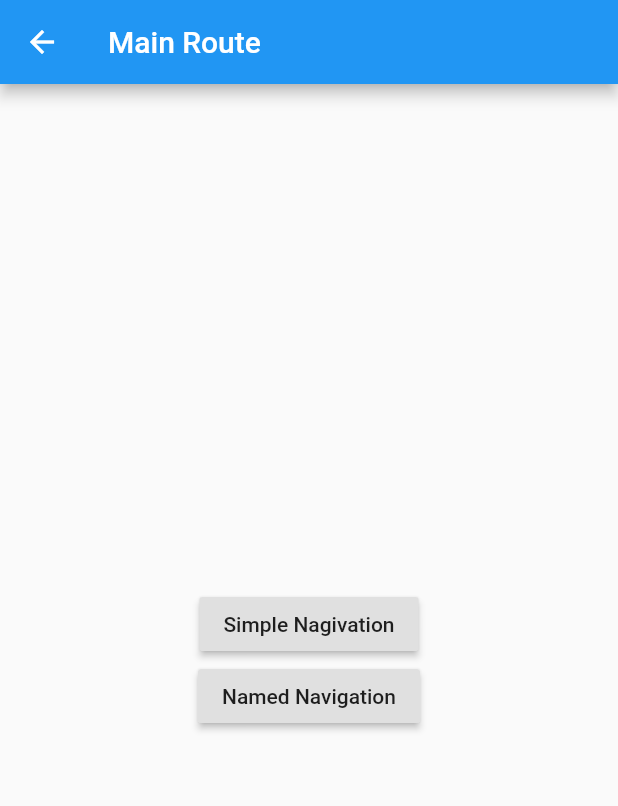
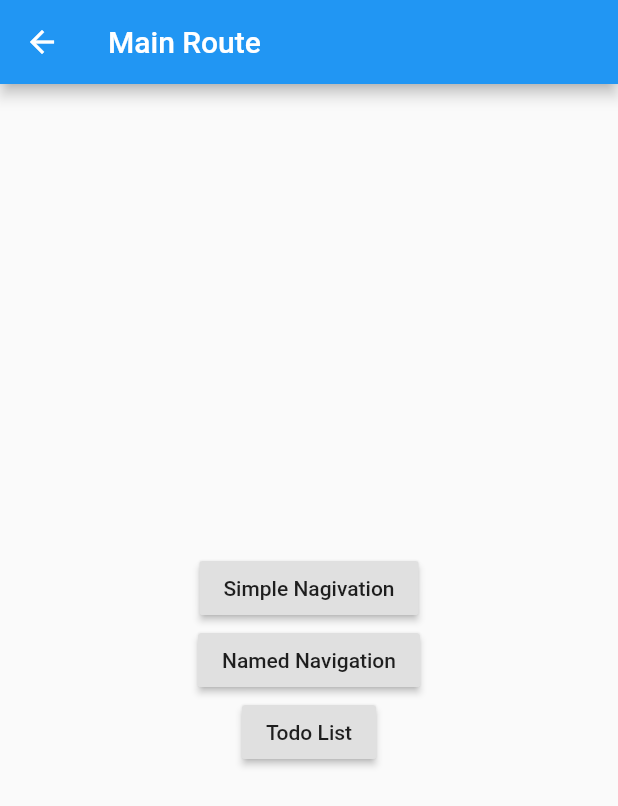
Before and after one commit to felipesantanadev/flutter-layouts, a Flutter app: the screen it shows after launch, after a tap on "Layout 02 (Navigation)", on a phone screen of 412 x 824 dp. Shown: the top 806 px of the screen. Run offline on Flutter 3.47's test engine with Material 2 defaults, Android fonts, the phone set to English and light mode, and no system bars.

Commit message:
Todo List Widget - Layout 02

```diff
--- a/lib/helpers/routeHelper.dart
+++ b/lib/helpers/routeHelper.dart
@@ -3,6 +3,7 @@ import 'package:flutter_layouts/pages/home.dart';
 import 'package:flutter_layouts/pages/layout01.dart';
 import 'package:flutter_layouts/pages/layout02.dart';
 import 'package:flutter_layouts/widgets/layout02/namedNavigation.dart';
+import 'package:flutter_layouts/widgets/layout02/todoList.dart';
 
 class RouteHelper {
   static Map<String, Widget Function(BuildContext)> buildRoutes(){
@@ -10,7 +11,8 @@ class RouteHelper {
       '/': (context) => HomePage(),
       '/layout-01': (context) => Layout01(),
       '/layout-02': (context) => MainRoute(),
-      '/layout-02/named-navigation': (context) => NamedNavigation()
+      '/layout-02/named-navigation': (context) => NamedNavigation(),
+      '/layout-02/todo-list': (context) => TodoList()
     };
   }
 }
--- /dev/null
+++ b/lib/models/layout02/todo.dart
@@ -0,0 +1,6 @@
+class Todo {
+  final String title;
+  final String description;
+
+  Todo(this.title, this.description);
+}
--- a/lib/pages/layout02.dart
+++ b/lib/pages/layout02.dart
@@ -23,7 +23,12 @@ class MainRoute extends StatelessWidget {
             context: context,
             text: 'Named Navigation',
             route: '/layout-02/named-navigation'
-          )
+          ),
+          ButtonHelper.buildButtonRow(
+            context: context,
+            text: 'Todo List',
+            route: '/layout-02/todo-list'
+          ),
         ],
       ),
     );
--- /dev/null
+++ b/lib/widgets/layout02/todoDatail.dart
@@ -0,0 +1,24 @@
+import 'package:flutter/cupertino.dart';
+import 'package:flutter/material.dart';
+import 'package:flutter_layouts/models/layout02/todo.dart';
+
+class TodoDetail extends StatelessWidget {
+  final Todo todo;
+
+  // In the constructor, require a Todo.
+  TodoDetail({Key key, @required this.todo}) : super(key: key);
+
+  @override
+  Widget build(BuildContext context) {
+    return Scaffold(
+      appBar: AppBar(
+        title: Text(todo.title),
+      ),
+      body: Padding(
+        padding: EdgeInsets.all(16.0),
+        child: Text(todo.description),
+      ),
+    );
+  }
+
+}
--- /dev/null
+++ b/lib/widgets/layout02/todoList.dart
@@ -0,0 +1,40 @@
+import 'package:flutter/cupertino.dart';
+import 'package:flutter/material.dart';
+import 'package:flutter_layouts/models/layout02/todo.dart';
+import 'package:flutter_layouts/widgets/layout02/todoDatail.dart';
+
+class TodoList extends StatelessWidget {
+  var todos = List<Todo>();
+
+  TodoList(){
+    todos = List<Todo>.generate(
+            20,
+            (i) => Todo('Todo $i', 'Description $i'));
+  }
+
+  @override
+  Widget build(BuildContext context) {
+    return Scaffold(
+      appBar: AppBar(title: Text('Todos List')),
+      body: Container(
+        child: ListView.builder(
+          itemCount: todos.length,
+          itemBuilder: (context, index) {
+            return ListTile(
+              title: Text(todos[index].title),
+              onTap: () {
+                Navigator.push(
+                  context,
+                  MaterialPageRoute(
+                    builder: (context) => TodoDetail(todo: todos[index])
+                  )
+                );
+              },
+            );
+          },
+        )
+      ),
+    );
+  }
+
+}
```
